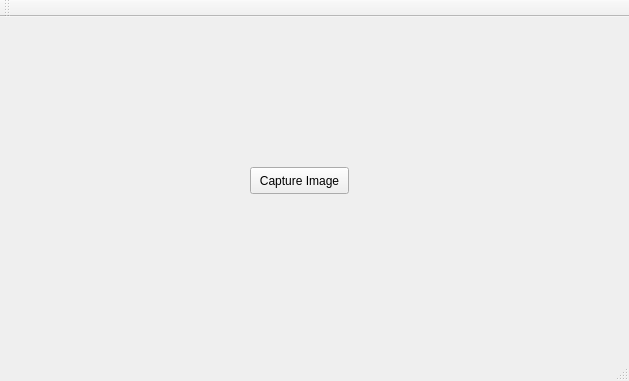
Old version of the form mainwindow.ui in the repository sina-cb/ColonD_ImageProcessor.
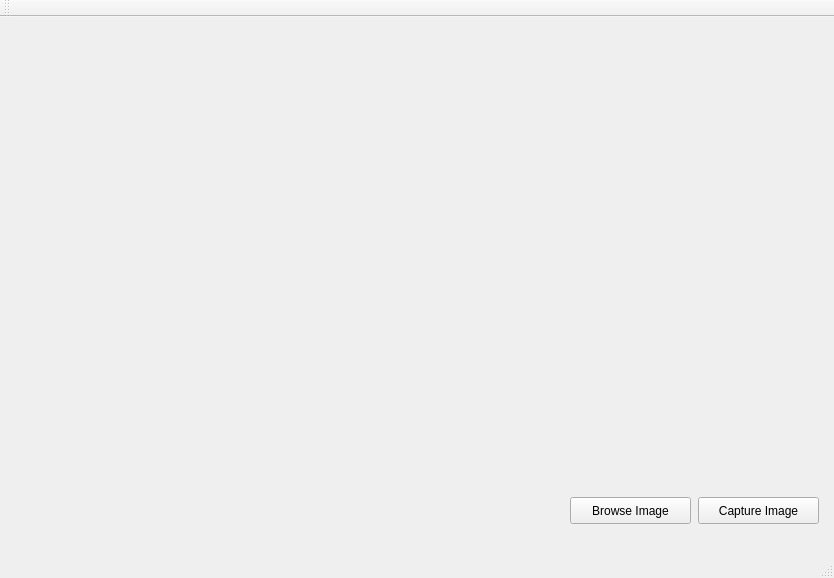
New version of the form.

```diff
--- a/mainwindow.ui
+++ b/mainwindow.ui
@@ -6,8 +6,8 @@
    <rect>
     <x>0</x>
     <y>0</y>
-    <width>629</width>
-    <height>381</height>
+    <width>834</width>
+    <height>578</height>
    </rect>
   </property>
   <property name="windowTitle">
@@ -17,9 +17,9 @@
    <widget class="QPushButton" name="pushButton">
     <property name="geometry">
      <rect>
-      <x>250</x>
-      <y>150</y>
-      <width>99</width>
+      <x>698</x>
+      <y>480</y>
+      <width>121</width>
       <height>27</height>
      </rect>
     </property>
@@ -27,6 +27,19 @@
      <string>Capture Image</string>
     </property>
    </widget>
+   <widget class="QPushButton" name="browseBtn">
+    <property name="geometry">
+     <rect>
+      <x>570</x>
+      <y>480</y>
+      <width>121</width>
+      <height>27</height>
+     </rect>
+    </property>
+    <property name="text">
+     <string>Browse Image</string>
+    </property>
+   </widget>
   </widget>
   <widget class="QMenuBar" name="menuBar">
    <property name="geometry">
```
Left out of the diff: 4 changed lines with no effect on the pictures.
